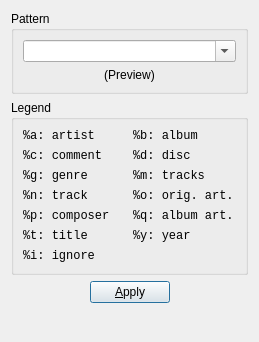
First picture: the form in ui/parserwidget.ui, repository sjuvonen/coquillo, before the edit.
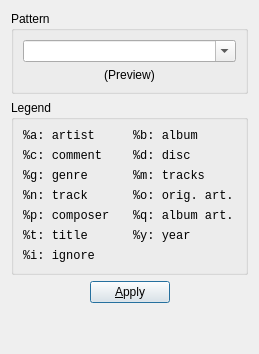
Second picture: the form after the edit.

```diff
--- a/ui/parserwidget.ui
+++ b/ui/parserwidget.ui
@@ -7,7 +7,7 @@
     <x>0</x>
     <y>0</y>
     <width>258</width>
-    <height>342</height>
+    <height>354</height>
    </rect>
   </property>
   <property name="windowTitle">
```
Left out of the diff: 2 changed lines with no effect on the pictures.
